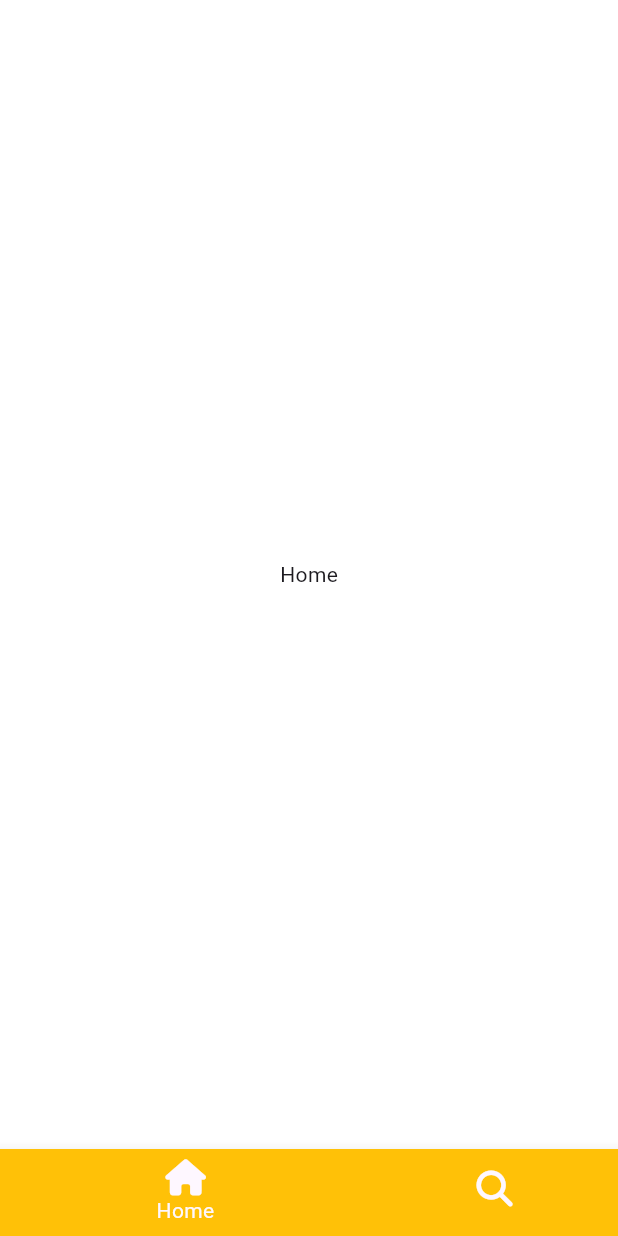
After one commit to lips85/tiktok_clone, a Flutter app: the screen it shows after launch, on a phone screen of 412 x 824 dp. The commit adds this screen. Run offline on Flutter 3.47's test engine with Material 3 defaults, Android fonts, the phone set to English and light mode, and no system bars; our stand-ins replace flutter_svg, font_awesome_flutter, gap.

Commit message:
tiktok bottom navigation bar

```diff
--- a/lib/01_tiktok/features/authentication/login_screen.dart
+++ b/lib/01_tiktok/features/authentication/login_screen.dart
@@ -1,5 +1,6 @@
 import 'package:flutter/material.dart';
 import 'package:font_awesome_flutter/font_awesome_flutter.dart';
+import 'package:tiktok_clone/01_tiktok/features/authentication/login_form_screen.dart';
 import 'package:tiktok_clone/constants/gaps.dart';
 import 'package:tiktok_clone/constants/sizes.dart';
 import 'package:tiktok_clone/01_tiktok/features/authentication/username_screen.dart';
@@ -16,7 +17,7 @@ class LoginScreen extends StatelessWidget {
 
   void _onUsernameTap(BuildContext context) {
     Navigator.of(context).push(MaterialPageRoute(
-      builder: (context) => const UsernameScreen(),
+      builder: (context) => const LoginFormScreen(),
     ));
   }
 
--- /dev/null
+++ b/lib/01_tiktok/features/main_navigation/main_navigation_screen.dart
@@ -0,0 +1,64 @@
+import 'package:flutter/material.dart';
+import 'package:font_awesome_flutter/font_awesome_flutter.dart';
+
+class MainNavigationScreen extends StatefulWidget {
+  const MainNavigationScreen({super.key});
+
+  @override
+  State<MainNavigationScreen> createState() => _MainNavigationScreenState();
+}
+
+class _MainNavigationScreenState extends State<MainNavigationScreen> {
+  int _selectedIndex = 0;
+
+  final screens = const [
+    Center(
+      child: Text('Home'),
+    ),
+    Center(
+      child: Text('Search'),
+    ),
+    Center(
+      child: Text('Home'),
+    ),
+    Center(
+      child: Text('Search'),
+    ),
+    Center(
+      child: Text('Home'),
+    ),
+  ];
+
+  void _onTap(int index) {
+    setState(() {
+      _selectedIndex = index;
+    });
+  }
+
+  @override
+  Widget build(BuildContext context) {
+    return Scaffold(
+      body: screens[_selectedIndex],
+      bottomNavigationBar: BottomNavigationBar(
+        type: BottomNavigationBarType.shifting,
+        currentIndex: _selectedIndex,
+        onTap: _onTap,
+        // selectedItemColor: Theme.of(context).primaryColor,
+        items: const [
+          BottomNavigationBarItem(
+            icon: FaIcon(FontAwesomeIcons.house),
+            label: 'Home',
+            tooltip: "What are you looking for?",
+            backgroundColor: Colors.amber,
+          ),
+          BottomNavigationBarItem(
+            icon: FaIcon(FontAwesomeIcons.magnifyingGlass),
+            label: 'Search',
+            tooltip: "Discover new things",
+            backgroundColor: Colors.blue,
+          ),
+        ],
+      ),
+    );
+  }
+}
--- a/lib/01_tiktok/features/onboarding/interests_screen.dart
+++ b/lib/01_tiktok/features/onboarding/interests_screen.dart
@@ -146,8 +146,6 @@ class _InterestsScreenState extends State<InterestsScreen> {
         elevation: 2,
         child: Padding(
           padding: const EdgeInsets.only(
-            bottom: Sizes.size40,
-            top: Sizes.size16,
             left: Sizes.size24,
             right: Sizes.size24,
           ),
--- a/lib/main.dart
+++ b/lib/main.dart
@@ -1,4 +1,7 @@
 import 'package:flutter/material.dart';
+import 'package:tiktok_clone/01_tiktok/features/authentication/sign_up_screen.dart';
+import 'package:tiktok_clone/01_tiktok/features/main_navigation/main_navigation_screen.dart';
+import 'package:tiktok_clone/01_tiktok/features/onboarding/interests_screen.dart';
 import 'package:tiktok_clone/02_tweeter/features/authentication/confirmation_code_screen_tweet.dart';
 import 'package:tiktok_clone/constants/sizes.dart';
 
@@ -29,8 +32,7 @@ class Myapp extends StatelessWidget {
           ),
         ),
       ),
-      home: const ConfirmationCodeScreenTweet(),
-      // home: const SignUpScreen(),
+      home: const MainNavigationScreen(),
     );
   }
 }
```
Also changed, not shown: lib/01_tiktok/features/authentication/birthday_screen.dart (+6 -5 lines), lib/01_tiktok/features/authentication/login_form_screen.dart (+104 -2 lines), lib/01_tiktok/features/onboarding/tutorial_screen.dart (+13 -7 lines), lib/01_tiktok/features/videos/video_screen.dart (added).
